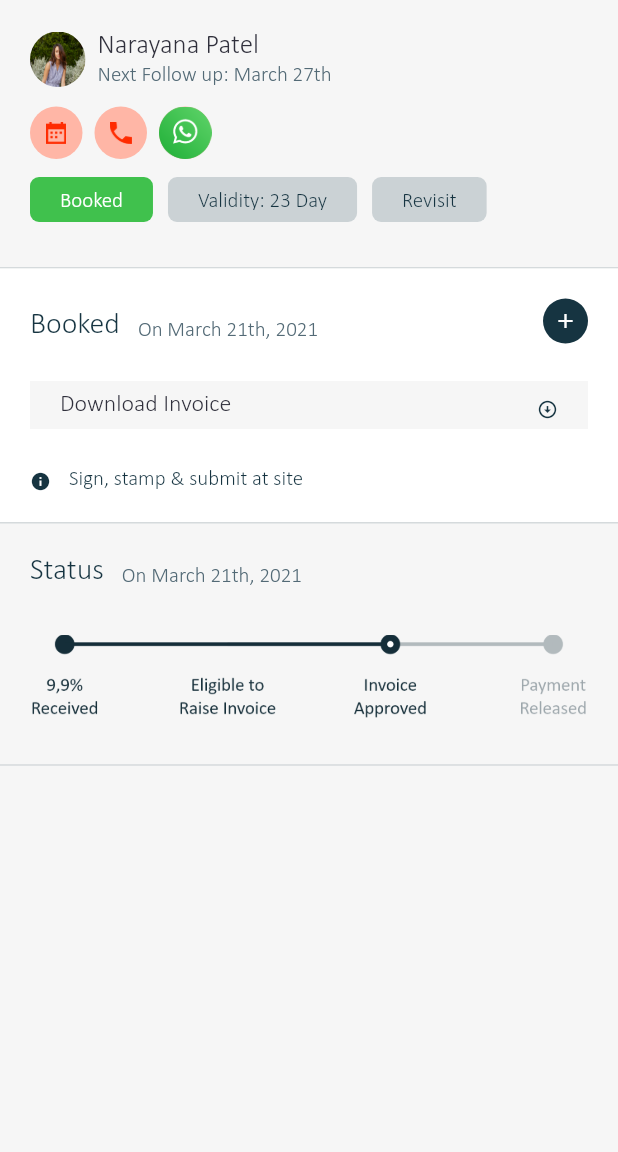
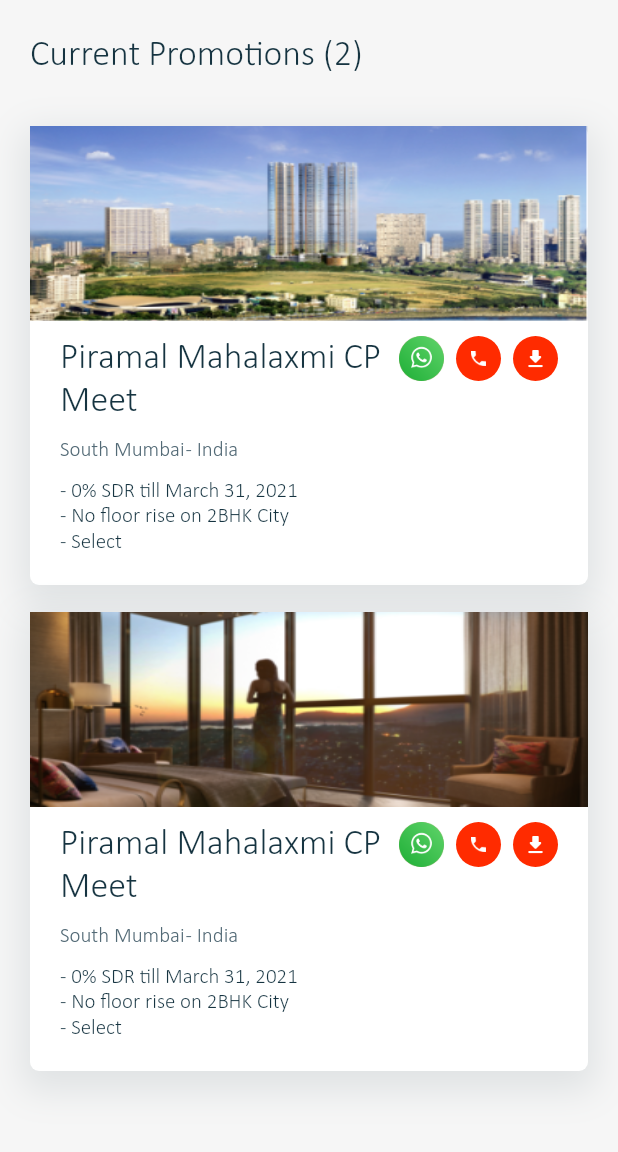
Before and after one commit to pratikKataria/piramal_cp, a Flutter app: the screen it shows after launch, on a phone screen of 412 x 824 dp, the part 84-1236 px from its top. Run offline on Flutter 3.47's test engine with Material 2 defaults, Android fonts, the phone set to English and light mode, and no system bars; our stand-ins replace connectivity, fluttertoast, logger, progress_dialog, shared_preferences; project files that could hold a hidden picture were left out.

Commit message:
➕ Current promotion screen ui created

```diff
--- a/lib/main.dart
+++ b/lib/main.dart
@@ -8,6 +8,7 @@ import 'package:piramal_channel_partner/utils/scroll_behavior.dart';
 import 'package:provider/provider.dart';
 
 import 'ui/cpEvent/cp_event_screen.dart';
+import 'ui/currentPromotions/current_promotions_screen.dart';
 import 'ui/customerProfile/booked/booked_customer_profile_detail_Screen.dart';
 import 'ui/customerProfile/walkin/walkin_customer_profile_detail_Screen.dart';
 import 'ui/notificationSc/notification_screen.dart';
@@ -40,7 +41,7 @@ class MyApp extends StatelessWidget {
           );
         },
         theme: ThemeData(primarySwatch: Colors.deepOrange, scaffoldBackgroundColor: AppColors.white),
-        home: BookedCustomerProfileDetailScreen(),
+        home: CurrentPromotionScreen(),
       ),
     );
   }
--- /dev/null
+++ b/lib/ui/currentPromotions/current_promotions_screen.dart
@@ -0,0 +1,232 @@
+import 'package:flutter/cupertino.dart';
+import 'package:flutter/material.dart';
+import 'package:piramal_channel_partner/res/AppColors.dart';
+import 'package:piramal_channel_partner/res/Fonts.dart';
+import 'package:piramal_channel_partner/res/Images.dart';
+import 'package:piramal_channel_partner/utils/Utility.dart';
+import 'package:piramal_channel_partner/widgets/pml_button.dart';
+
+class CurrentPromotionScreen extends StatelessWidget {
+  const CurrentPromotionScreen({Key key}) : super(key: key);
+  final subTextStyle = textStyleSubText14px500w;
+  final mainTextStyle = textStyle14px500w;
+
+  @override
+  Widget build(BuildContext context) {
+    // 18% from top
+    final perTop18 = Utility.screenHeight(context) * 0.18;
+
+    return Scaffold(
+      backgroundColor: AppColors.screenBackgroundColor,
+      body: Container(
+        margin: EdgeInsets.symmetric(horizontal: 20.0),
+        child: Column(
+          crossAxisAlignment: CrossAxisAlignment.start,
+          children: [
+            verticalSpace(22.0),
+            Text("Current Promotions (2)", style: textStyle24px500w),
+            verticalSpace(33.0),
+            Expanded(
+              child: ListView(
+                children: [
+                  Container(
+                    margin: EdgeInsets.only(bottom: 18.0),
+                    decoration: BoxDecoration(
+                      color: AppColors.white,
+                      borderRadius: BorderRadius.circular(6.0),
+                      boxShadow: [
+                        BoxShadow(
+                          // box-shadow: 0px 10px 30px 0px #0000000D;
+                          color: AppColors.colorSecondary.withOpacity(0.1),
+                          blurRadius: 20.0,
+                          spreadRadius: 5.0,
+                          offset: Offset(0, 8),
+                        ),
+                      ],
+                    ),
+                    child: Column(
+                      crossAxisAlignment: CrossAxisAlignment.start,
+                      mainAxisAlignment: MainAxisAlignment.spaceEvenly,
+                      children: [
+                        Container(
+                          height: 130.0,
+                          decoration: BoxDecoration(
+                              image: DecorationImage(
+                                image: AssetImage(Images.kImgEventPlaceholder1),
+                                fit: BoxFit.fill,
+                              )),
+                        ),
+                        Padding(
+                          padding: const EdgeInsets.symmetric(horizontal: 20.0, vertical: 10.0),
+                          child: Column(
+                            mainAxisAlignment: MainAxisAlignment.spaceBetween,
+                            crossAxisAlignment: CrossAxisAlignment.start,
+                            children: [
+                              Row(
+                                crossAxisAlignment: CrossAxisAlignment.start,
+                                children: [
+                                  Expanded(child: Text("Piramal Mahalaxmi CP Meet", style: textStyle24px500w)),
+                                  Row(
+                                    children: [
+                                      Container(
+                                        width: 30,
+                                        height: 30,
+                                        decoration: BoxDecoration(
+                                          shape: BoxShape.circle,
+                                          color: AppColors.colorPrimaryLight,
+                                        ),
+                                        child: Image.asset(Images.kIconWhatsApp),
+                                      ),
+                                      horizontalSpace(8.0),
+                                      Container(
+                                        width: 30,
+                                        height: 30,
+                                        decoration: BoxDecoration(
+                                          shape: BoxShape.circle,
+                                          color: AppColors.colorPrimary,
+                                        ),
+                                        padding: EdgeInsets.all(10.0),
+                                        child: Image.asset(Images.kIconPhone, color: AppColors.white),
+                                      ),
+                                      horizontalSpace(8.0),
+                                      Container(
+                                        width: 30,
+                                        height: 30,
+                                        decoration: BoxDecoration(
+                                          shape: BoxShape.circle,
+                                          color: AppColors.colorPrimary,
+                                        ),
+                                        child: Icon(Icons.download_rounded, color: AppColors.white, size: 16,),
+                                      ),
+                                    ],
+                                  ),
+                                ],
+                              ),
+                              verticalSpace(10.0),
+                              Text("South Mumbai - India", style: textStyleSubText14px500w),
+                              verticalSpace(10.0),
+                              Text("- 0% SDR till March 31, 2021 \n- No floor rise on 2BHK City \n- Select",
+                                style: textStyle14px500w,)
+                            ],
+                          ),
+                        ),
+                        verticalSpace(10.0),
+                      ],
+                    ),
+                  ),
+
+                  Container(
+                    margin: EdgeInsets.only(bottom: 18.0),
+                    decoration: BoxDecoration(
+                      color: AppColors.white,
+                      borderRadius: BorderRadius.circular(6.0),
+                      boxShadow: [
+                        BoxShadow(
+                          // box-shadow: 0px 10px 30px 0px #0000000D;
+                          color: AppColors.colorSecondary.withOpacity(0.1),
+                          blurRadius: 20.0,
+                          spreadRadius: 5.0,
+                          offset: Offset(0, 8),
+                        ),
+                      ],
+                    ),
+                    child: Column(
+                      crossAxisAlignment: CrossAxisAlignment.start,
+                      mainAxisAlignment: MainAxisAlignment.spaceEvenly,
+                      children: [
+                        Container(
+                          height: 130.0,
+                          decoration: BoxDecoration(
+                              image: DecorationImage(
+                                image: AssetImage(Images.kImgEventPlaceholder),
+                                fit: BoxFit.fill,
+                              )),
+                        ),
+                        Padding(
+                          padding: const EdgeInsets.symmetric(horizontal: 20.0, vertical: 10.0),
+                          child: Column(
+                            mainAxisAlignment: MainAxisAlignment.spaceBetween,
+                            crossAxisAlignment: CrossAxisAlignment.start,
+                            children: [
+                              Row(
+                                crossAxisAlignment: CrossAxisAlignment.start,
+                                children: [
+                                  Expanded(child: Text("Piramal Mahalaxmi CP Meet", style: textStyle24px500w)),
+                                  Row(
+                                    children: [
+                                      Container(
+                                        width: 30,
+                                        height: 30,
+                                        decoration: BoxDecoration(
+                                          shape: BoxShape.circle,
+                                          color: AppColors.colorPrimaryLight,
+                                        ),
+                                        child: Image.asset(Images.kIconWhatsApp),
+                                      ),
+                                      horizontalSpace(8.0),
+                                      Container(
+                                        width: 30,
+                                        height: 30,
+                                        decoration: BoxDecoration(
+                                          shape: BoxShape.circle,
+                                          color: AppColors.colorPrimary,
+                                        ),
+                                        padding: EdgeInsets.all(10.0),
+                                        child: Image.asset(Images.kIconPhone, color: AppColors.white),
+                                      ),
+                                      horizontalSpace(8.0),
+                                      Container(
+                                        width: 30,
+                                        height: 30,
+                                        decoration: BoxDecoration(
+                                          shape: BoxShape.circle,
+                                          color: AppColors.colorPrimary,
+                                        ),
+                                        child: Icon(Icons.download_rounded, color: AppColors.white, size: 16,),
+                                      ),
+                                    ],
+                                  ),
+                                ],
+                              ),
+                              verticalSpace(10.0),
+                              Text("South Mumbai - India", style: textStyleSubText14px500w),
+                              verticalSpace(10.0),
+                              Text("- 0% SDR till March 31, 2021 \n- No floor rise on 2BHK City \n- Select",
+                                style: textStyle14px500w,)
+                            ],
+                          ),
+                        ),
+                        verticalSpace(10.0),
+                      ],
+                    ),
+                  ),
+                ],
+              ),
+            ),
+          ],
+        ),
+      ),
+    );
+  }
+
+  Container buildProfileDetailCard(String mText, String sText) {
+    return Container(
+      padding: EdgeInsets.symmetric(horizontal: 20.0, vertical: 18.0),
+      margin: EdgeInsets.only(bottom: 18.0),
+      decoration: BoxDecoration(
+        color: AppColors.white,
+        borderRadius: BorderRadius.circular(6.0),
+      ),
+      child: Column(
+        crossAxisAlignment: CrossAxisAlignment.stretch,
+        children: [
+          Text(
+            "$mText",
+            style: textStyle14px500w,
+          ),
+          Text("$sText", style: textStyleSubText14px500w),
+        ],
+      ),
+    );
+  }
+}
```
